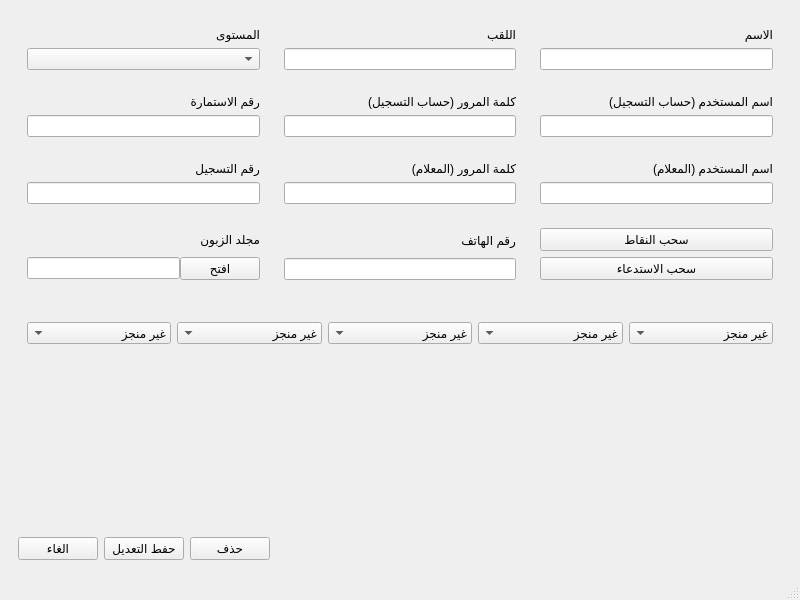
The window that edit_client.ui (abdou-dz113/onefd_client_mangment_system) describes before a commit, drawn with Qt 5.
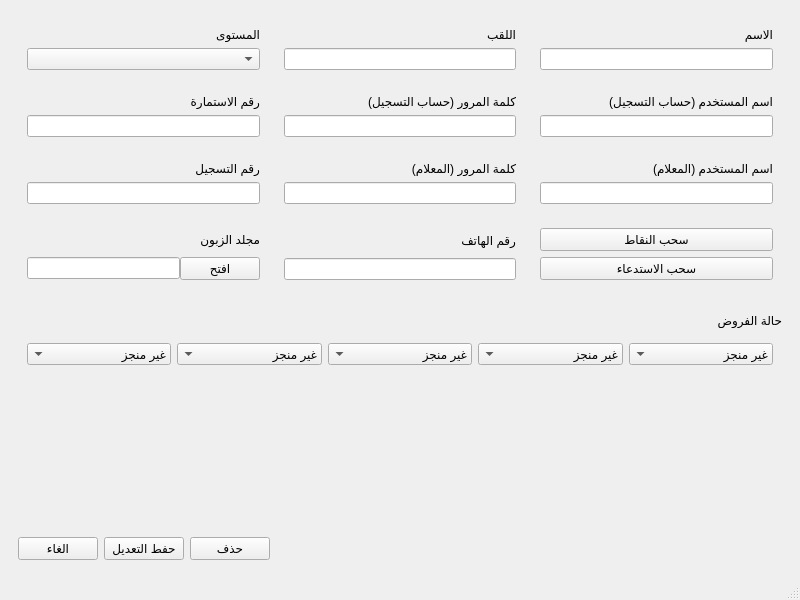
The same window after the commit.

Commit message: added table context menu

Diff of the .ui file:
```diff
--- a/edit_client.ui
+++ b/edit_client.ui
@@ -254,6 +254,13 @@
        <enum>Qt::RightToLeft</enum>
       </property>
       <layout class="QVBoxLayout" name="verticalLayout">
+       <item>
+        <widget class="QLabel" name="label">
+         <property name="text">
+          <string>حالة الفروض</string>
+         </property>
+        </widget>
+       </item>
        <item>
         <widget class="QWidget" name="widget_3" native="true">
          <layout class="QHBoxLayout" name="horizontalLayout_2">
```
Left out of the diff: 73 changed lines with no effect on the pictures. The commit also changes 2 other files.
